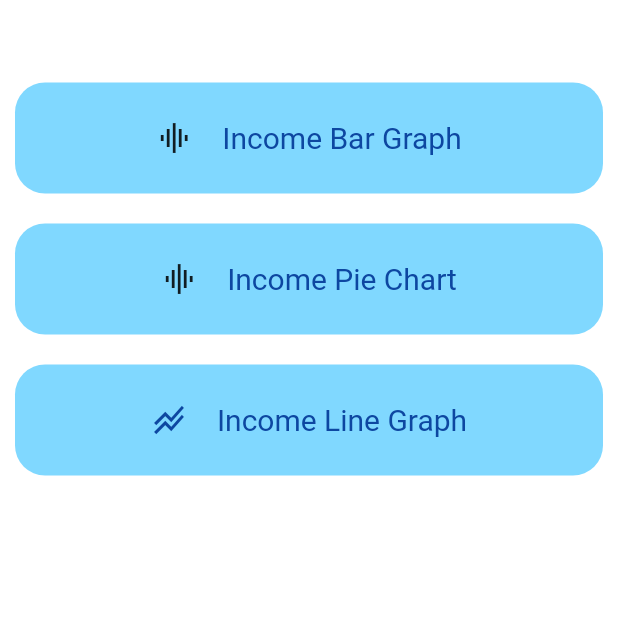
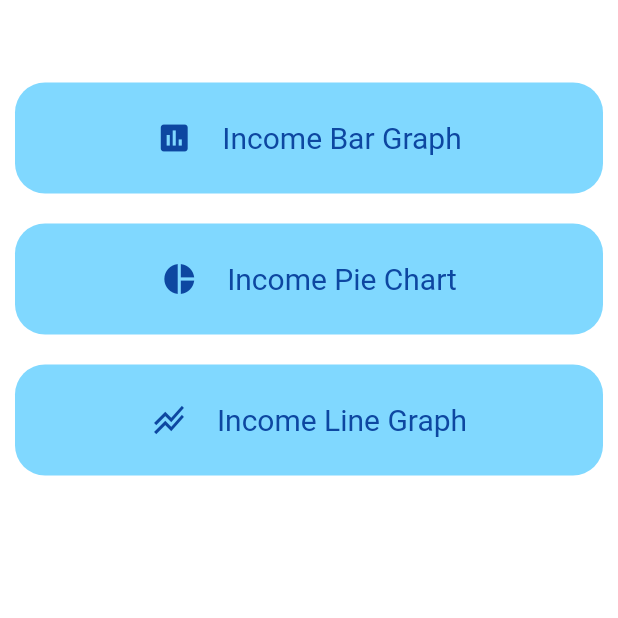
Before and after one commit to suryakantk94/Hacksprint_HS215_PS10_int-elligence, a Flutter app: the IncomeData screen opened directly, on a phone screen of 412 x 824 dp, the top half of it. Run offline on Flutter 3.47's test engine with Material 2 defaults, Android fonts, the phone set to English and light mode, and no system bars; our stand-ins replace animated_splash_screen, charts_flutter, datetime_picker_formfield, flutter_datetime_picker, google_fonts, responsive_framework and 4 more; accounts and stored records are empty.

```diff
--- a/lib/entities/User.dart
+++ b/lib/entities/User.dart
@@ -30,7 +30,7 @@ User _userFromJson(Map<String, dynamic> json) {
       username: json['username'] as String,
       monthlyIncome: json['monthlyIncome'].toDouble(),
       dailyLimit: json['dailyLimit'].toDouble(),
-      savings: json['dailyLimit'].toDouble(),
+      savings: json['saving'].toDouble(),
       phoneNumber: json['phoneNumber'] as String,
 
      );
--- a/lib/handlers/database-manager.dart
+++ b/lib/handlers/database-manager.dart
@@ -189,7 +189,7 @@ class DBManager {
           headers: <String, String>{
             'Content-Type': 'application/json; charset=UTF-8',
           },
-          body: jsonEncode(<String, double>{"savings": i}));
+          body: jsonEncode(<String, double>{"saving": i}));
 
       responseJson = _response(response);
       updateLoggedInUserCache();
--- a/lib/screens/incdata.dart
+++ b/lib/screens/incdata.dart
@@ -31,11 +31,8 @@ class _IncomeDataState extends State<IncomeData> {
             crossAxisAlignment: CrossAxisAlignment.start,
             children: <Widget>[
               SizedBox(
-
                 height: 45,
-
               ),
-
               FadeAnimation(
                 1,
                 Container(
@@ -78,7 +75,8 @@ class _IncomeDataState extends State<IncomeData> {
                                       Container(
                                           padding: EdgeInsets.all(10),
                                           decoration: BoxDecoration(),
-                                          child: Icon(Icons.graphic_eq)),
+                                          child: Icon(Icons.insert_chart,
+                                              color: Colors.blue[900])),
                                       Container(
                                           padding: EdgeInsets.all(10),
                                           decoration: BoxDecoration(),
@@ -146,7 +144,8 @@ class _IncomeDataState extends State<IncomeData> {
                                       Container(
                                           padding: EdgeInsets.all(10),
                                           decoration: BoxDecoration(),
-                                          child: Icon(Icons.graphic_eq)),
+                                          child: Icon(Icons.pie_chart,
+                                              color: Colors.blue[900])),
                                       Container(
                                           padding: EdgeInsets.all(10),
                                           decoration: BoxDecoration(),
@@ -206,7 +205,10 @@ class _IncomeDataState extends State<IncomeData> {
                                     Container(
                                         padding: EdgeInsets.all(10),
                                         decoration: BoxDecoration(),
-                                        child: Icon(Icons.stacked_line_chart, color: Colors.blue[900],)),
+                                        child: Icon(
+                                          Icons.stacked_line_chart,
+                                          color: Colors.blue[900],
+                                        )),
                                     Container(
                                         padding: EdgeInsets.all(10),
                                         decoration: BoxDecoration(),
```
Also changed, not shown: lib/screens/dashboard.dart (+7 -11 lines), pubspec.lock.
